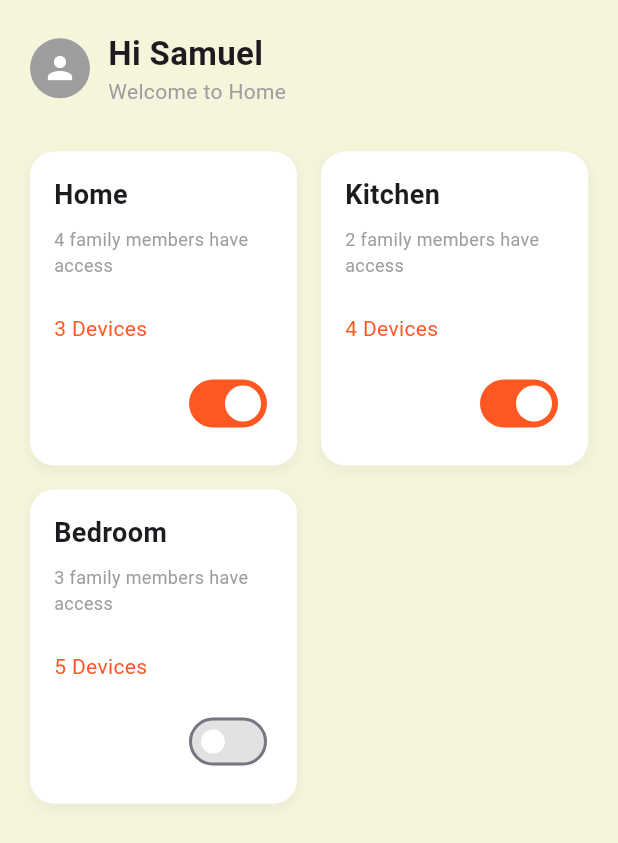
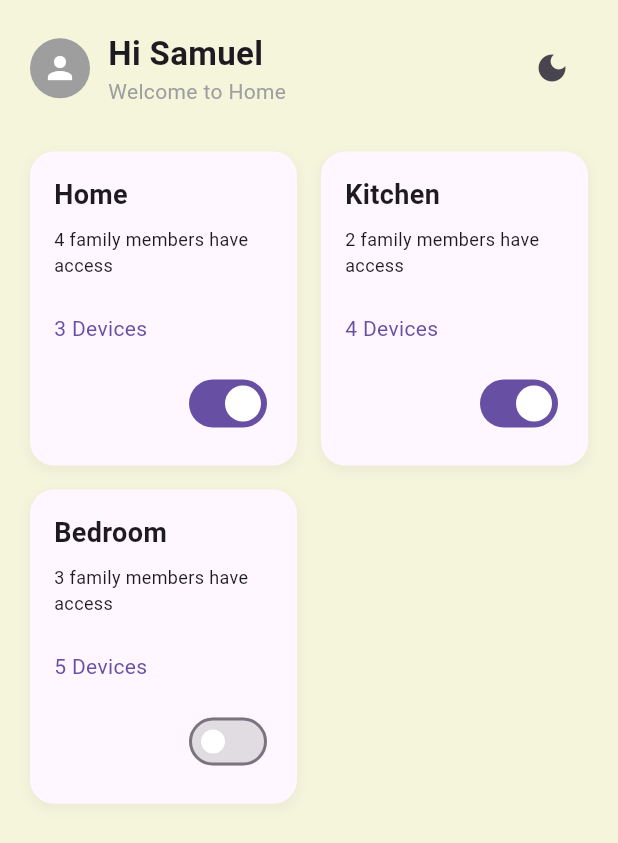
Before and after one commit to Hackathon-M1-Equipe-1/mobile, a Flutter app: the screen it shows after launch, on a phone screen of 412 x 824 dp. Shown: the top 843 px of the screen. Run offline on Flutter 3.47's test engine with Material 3 defaults, Android fonts, the phone set to English and light mode, and no system bars; our stand-ins replace firebase_core, shared_preferences; accounts and stored records are empty; Roboto replaces fonts that are missing (Poppins).

Commit message:
ADD MVP pattern

```diff
--- a/lib/main.dart
+++ b/lib/main.dart
@@ -1,8 +1,19 @@
 import 'package:flutter/material.dart';
+import 'package:provider/provider.dart';
 import 'screens/home_screen.dart';
+import 'providers/room_provider.dart';
+import 'providers/settings_provider.dart';
 
 void main() {
-  runApp(const MyApp());
+  runApp(
+    MultiProvider(
+      providers: [
+        ChangeNotifierProvider(create: (_) => RoomProvider()),
+        ChangeNotifierProvider(create: (_) => SettingsProvider()),
+      ],
+      child: const MyApp(),
+    ),
+  );
 }
 
 class MyApp extends StatelessWidget {
@@ -10,15 +21,32 @@ class MyApp extends StatelessWidget {
 
   @override
   Widget build(BuildContext context) {
+    return Consumer<SettingsProvider>(
+      builder: (context, settingsProvider, child) {
         return MaterialApp(
           debugShowCheckedModeBanner: false,
           title: 'Smart Home',
+          themeMode: settingsProvider.themeMode,
           theme: ThemeData(
             primarySwatch: Colors.deepOrange,
             fontFamily: 'Poppins',
             scaffoldBackgroundColor: const Color(0xFFF5F5DC),
+            brightness: Brightness.light,
+          ),
+          darkTheme: ThemeData(
+            primarySwatch: Colors.deepOrange,
+            fontFamily: 'Poppins',
+            scaffoldBackgroundColor: const Color(0xFF121212),
+            brightness: Brightness.dark,
+            cardColor: const Color(0xFF1E1E1E),
+            colorScheme: const ColorScheme.dark().copyWith(
+              primary: Colors.deepOrange,
+              secondary: Colors.deepOrangeAccent,
+            ),
           ),
           home: const HomeScreen(),
         );
+      },
+    );
   }
 }
--- a/lib/models/device.dart
+++ b/lib/models/device.dart
@@ -2,12 +2,26 @@ class Device {
   final String name;
   final String value;
   final String icon;
-  bool isActive;
+  final bool isActive;
 
-  Device({
+  const Device({
     required this.name,
     required this.value,
     required this.icon,
     this.isActive = false,
   });
+
+  Device copyWith({
+    String? name,
+    String? value,
+    String? icon,
+    bool? isActive,
+  }) {
+    return Device(
+      name: name ?? this.name,
+      value: value ?? this.value,
+      icon: icon ?? this.icon,
+      isActive: isActive ?? this.isActive,
+    );
+  }
 }
--- a/lib/models/room.dart
+++ b/lib/models/room.dart
@@ -6,7 +6,7 @@ class Room {
   final bool isActive;
   final List<Device> devicesList;
 
-  Room({
+  const Room({
     required this.name,
     required this.familyMembers,
     this.isActive = false,
@@ -15,4 +15,18 @@ class Room {
 
   // Getter to dynamically calculate number of devices
   int get devices => devicesList.length;
+
+  Room copyWith({
+    String? name,
+    int? familyMembers,
+    bool? isActive,
+    List<Device>? devicesList,
+  }) {
+    return Room(
+      name: name ?? this.name,
+      familyMembers: familyMembers ?? this.familyMembers,
+      isActive: isActive ?? this.isActive,
+      devicesList: devicesList ?? this.devicesList,
+    );
+  }
 }
--- a/lib/screens/home_screen.dart
+++ b/lib/screens/home_screen.dart
@@ -1,60 +1,12 @@
 import 'package:flutter/material.dart';
-import '../models/room.dart';
-import '../models/device.dart';
+import 'package:provider/provider.dart';
+import '../providers/room_provider.dart';
+import '../providers/settings_provider.dart';
 import '../widgets/room_card.dart';
 import 'room_detail_screen.dart';
 
-class HomeScreen extends StatefulWidget {
+class HomeScreen extends StatelessWidget {
   const HomeScreen({Key? key}) : super(key: key);
-
-  @override
-  State<HomeScreen> createState() => _HomeScreenState();
-}
-
-class _HomeScreenState extends State<HomeScreen> {
-  // Sample data for rooms
-  late List<Room> rooms;
-
-  @override
-  void initState() {
-    super.initState();
-    // Initialize rooms with sample data
-    rooms = [
-      Room(
-        name: 'Home',
-        familyMembers: 4,
-        isActive: true,
-        devicesList: [
-          Device(name: 'Main Light', value: '80% Brightness', icon: 'assets/icons/light.png', isActive: true),
-          Device(name: 'TV', value: '42% Volume', icon: 'assets/icons/tv.png'),
-          Device(name: 'AC', value: '24°C Temperature', icon: 'assets/icons/ac.png', isActive: true),
-        ],
-      ),
-      Room(
-        name: 'Kitchen',
-        familyMembers: 2,
-        isActive: true,
-        devicesList: [
-          Device(name: 'Light', value: '60% Brightness', icon: 'assets/icons/light.png', isActive: true),
-          Device(name: 'Refrigerator', value: '5°C Temperature', icon: 'assets/icons/fridge.png', isActive: true),
-          Device(name: 'Microwave', value: 'Off', icon: 'assets/icons/microwave.png'),
-          Device(name: 'Coffee Machine', value: 'Standby', icon: 'assets/icons/coffee.png'),
-        ],
-      ),
-      Room(
-        name: 'Bedroom',
-        familyMembers: 3,
-        isActive: false,
-        devicesList: [
-          Device(name: 'Lamp', value: '65% Brightness', icon: 'assets/icons/lamp.png', isActive: true),
-          Device(name: 'TV', value: '37% Volume', icon: 'assets/icons/tv.png'),
-          Device(name: 'AC', value: '24°C Temperature', icon: 'assets/icons/ac.png', isActive: true),
-          Device(name: 'Fridge', value: '5°C Temperature', icon: 'assets/icons/fridge.png', isActive: true),
-          Device(name: 'CCTV Cam.', value: 'Left/Right : 96.4° & Up/Down : 86.2°', icon: 'assets/icons/cctv.png'),
-        ],
-      ),
-    ];
-  }
 
   @override
   Widget build(BuildContext context) {
@@ -66,7 +18,9 @@ class _HomeScreenState extends State<HomeScreen> {
             crossAxisAlignment: CrossAxisAlignment.start,
             children: [
               // User profile and welcome message
-              Row(
+              Consumer<SettingsProvider>(
+                builder: (context, settingsProvider, child) {
+                  return Row(
                     children: [
                       const CircleAvatar(
                         radius: 20,
@@ -79,15 +33,15 @@ class _HomeScreenState extends State<HomeScreen> {
                       const SizedBox(width: 12),
                       Column(
                         crossAxisAlignment: CrossAxisAlignment.start,
-                    children: const [
+                        children: [
                           Text(
-                        'Hi Samuel',
-                        style: TextStyle(
+                            'Hi ${settingsProvider.username}',
+                            style: const TextStyle(
                               fontSize: 22,
                               fontWeight: FontWeight.bold,
                             ),
                           ),
-                      Text(
+                          const Text(
                             'Welcome to Home',
                             style: TextStyle(
                               fontSize: 14,
@@ -96,12 +50,32 @@ class _HomeScreenState extends State<HomeScreen> {
                           ),
                         ],
                       ),
+                      const Spacer(),
+                      IconButton(
+                        icon: Icon(
+                          settingsProvider.themeMode == ThemeMode.dark
+                              ? Icons.light_mode
+                              : Icons.dark_mode,
+                        ),
+                        onPressed: () {
+                          settingsProvider.setThemeMode(
+                            settingsProvider.themeMode == ThemeMode.dark
+                                ? ThemeMode.light
+                                : ThemeMode.dark,
+                          );
+                        },
+                      ),
                     ],
+                  );
+                },
               ),
               const SizedBox(height: 30),
 
               // Room cards
-              Expanded(
+              Consumer<RoomProvider>(
+                builder: (context, roomProvider, child) {
+                  final rooms = roomProvider.rooms;
+                  return Expanded(
                     child: GridView.builder(
                       gridDelegate: const SliverGridDelegateWithFixedCrossAxisCount(
                         crossAxisCount: 2,
@@ -117,23 +91,18 @@ class _HomeScreenState extends State<HomeScreen> {
                             Navigator.push(
                               context,
                               MaterialPageRoute(
-                            builder: (context) => RoomDetailScreen(room: rooms[index]),
+                                builder: (context) => RoomDetailScreen(roomIndex: index),
                               ),
                             );
                           },
                           onToggle: (value) {
-                        setState(() {
-                          rooms[index] = Room(
-                            name: rooms[index].name,
-                            familyMembers: rooms[index].familyMembers,
-                            isActive: value,
-                            devicesList: rooms[index].devicesList,
-                          );
-                        });
+                            roomProvider.toggleRoomActive(index, value);
                           },
                         );
                       },
                     ),
+                  );
+                },
               ),
             ],
           ),
--- a/lib/widgets/room_card.dart
+++ b/lib/widgets/room_card.dart
@@ -15,15 +15,20 @@ class RoomCard extends StatelessWidget {
 
   @override
   Widget build(BuildContext context) {
+    final theme = Theme.of(context);
+    final isDarkMode = theme.brightness == Brightness.dark;
+
     return GestureDetector(
       onTap: onTap,
       child: Container(
         decoration: BoxDecoration(
-          color: Colors.white,
+          color: theme.cardColor,
           borderRadius: BorderRadius.circular(16),
           boxShadow: [
             BoxShadow(
-              color: Colors.grey.withOpacity(0.1),
+              color: isDarkMode
+                  ? Colors.black.withOpacity(0.3)
+                  : Colors.grey.withOpacity(0.1),
               spreadRadius: 1,
               blurRadius: 6,
               offset: const Offset(0, 3),
@@ -36,25 +41,26 @@ class RoomCard extends StatelessWidget {
           children: [
             Text(
               room.name,
-              style: const TextStyle(
+              style: TextStyle(
                 fontSize: 18,
                 fontWeight: FontWeight.bold,
+                color: theme.textTheme.bodyLarge?.color,
               ),
             ),
             const SizedBox(height: 8),
             Text(
               '${room.familyMembers} family members have access',
-              style: const TextStyle(
+              style: TextStyle(
                 fontSize: 12,
-                color: Colors.grey,
+                color: theme.textTheme.bodySmall?.color,
               ),
             ),
             const SizedBox(height: 24),
             Text(
               '${room.devices} Devices',
-              style: const TextStyle(
+              style: TextStyle(
                 fontSize: 14,
-                color: Colors.deepOrange,
+                color: theme.colorScheme.primary,
               ),
             ),
             const SizedBox(height: 16),
@@ -64,8 +70,10 @@ class RoomCard extends StatelessWidget {
                 value: room.isActive,
                 onChanged: onToggle,
                 activeColor: Colors.white,
-                activeTrackColor: Colors.deepOrange,
-                inactiveTrackColor: Colors.grey.withOpacity(0.3),
+                activeTrackColor: theme.colorScheme.primary,
+                inactiveTrackColor: isDarkMode
+                    ? Colors.grey.shade800
+                    : Colors.grey.withOpacity(0.3),
                 inactiveThumbColor: Colors.white,
               ),
             ),
--- a/pubspec.yaml
+++ b/pubspec.yaml
@@ -30,7 +30,8 @@ environment:
 dependencies:
   flutter:
     sdk: flutter
-
+  provider: ^6.1.2
+  shared_preferences: ^2.5.2
   # The following adds the Cupertino Icons font to your application.
   # Use with the CupertinoIcons class for iOS style icons.
   cupertino_icons: ^1.0.8
```
Also changed, not shown: lib/providers/room_provider.dart (added, +149 -0 lines), lib/providers/settings_provider.dart (added, +77 -0 lines), lib/screens/room_detail_screen.dart (+24 -26 lines), lib/widgets/device_card.dart (+19 -9 lines), pubspec.lock. Lines whose indentation alone changed are shown as unchanged.
